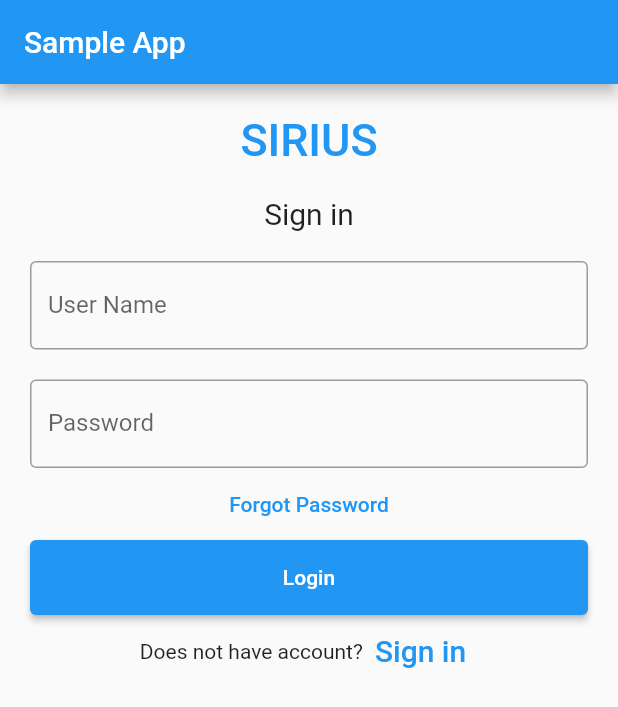
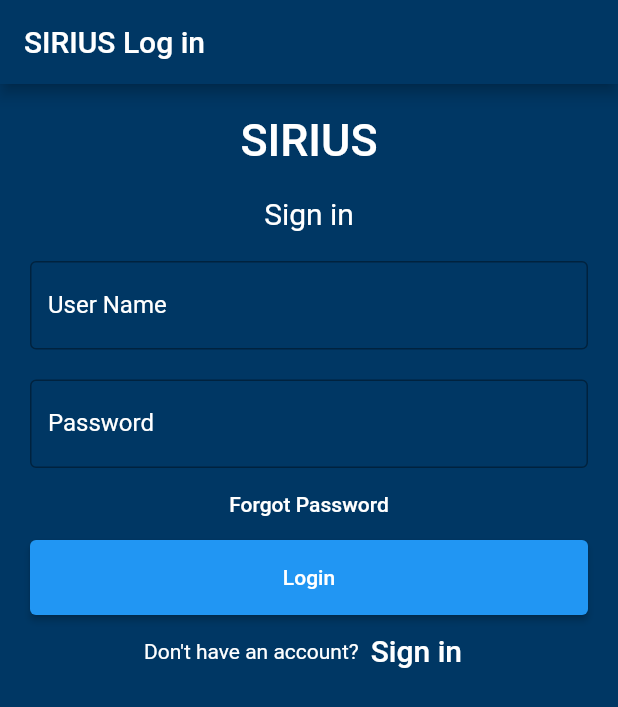
Before and after one commit to dr-programmer/HackTues8---TE-AM-new, a Flutter app: the screen it shows after launch, on a phone screen of 412 x 824 dp. Shown: the top 707 px of the screen. Run offline on Flutter 3.47's test engine with Material 2 defaults, Android fonts, the light colour scheme and no system bars.

Commit message:
Some style changes.

```diff
--- a/sirius/lib/homepage.dart
+++ b/sirius/lib/homepage.dart
@@ -22,9 +22,14 @@ class _myHomePageState extends State<myHomePage> {
         children: <Widget>[
           Scaffold(
             appBar: AppBar(
+              centerTitle: true,
               title: const Text('Home Page'),
               backgroundColor: Color.fromARGB(255, 0, 55, 100),
             ),
+            /*
+            body: FittedBox(
+                fit: BoxFit.fill, child: Image.asset('Images/universe.gif')),
+                */
             backgroundColor: Color.fromARGB(255, 0, 55, 100),
           ),
           Padding(
--- a/sirius/lib/main.dart
+++ b/sirius/lib/main.dart
@@ -7,14 +7,17 @@ void main() => runApp(const MyApp());
 class MyApp extends StatelessWidget {
   const MyApp({Key? key}) : super(key: key);
 
-  static const String _title = 'Sample App';
+  static const String _title = 'SIRIUS Log in';
 
   @override
   Widget build(BuildContext context) {
     return MaterialApp(
       title: _title,
       home: Scaffold(
-        appBar: AppBar(title: const Text(_title)),
+        appBar: AppBar(
+          title: const Text(_title),
+          backgroundColor: Color.fromARGB(255, 0, 55, 100),
+        ),
         body: const MyStatefulWidget(),
       ),
     );
@@ -34,7 +37,9 @@ class _MyStatefulWidgetState extends State<MyStatefulWidget> {
 
   @override
   Widget build(BuildContext context) {
-    return Padding(
+    return Container(
+      color: Color.fromARGB(255, 0, 55, 100),
+      child: Padding(
           padding: const EdgeInsets.all(10),
           child: ListView(
             children: <Widget>[
@@ -44,7 +49,7 @@ class _MyStatefulWidgetState extends State<MyStatefulWidget> {
                   child: const Text(
                     'SIRIUS',
                     style: TextStyle(
-                      color: Colors.blue,
+                        color: Colors.white,
                         fontWeight: FontWeight.w500,
                         fontSize: 30),
                   )),
@@ -53,26 +58,33 @@ class _MyStatefulWidgetState extends State<MyStatefulWidget> {
                   padding: const EdgeInsets.all(10),
                   child: const Text(
                     'Sign in',
-                  style: TextStyle(fontSize: 20),
+                    style: TextStyle(fontSize: 20, color: Colors.white),
                   )),
               Container(
                 padding: const EdgeInsets.all(10),
                 child: TextField(
+                  cursorColor: Colors.white,
                   controller: nameController,
                   decoration: const InputDecoration(
                     border: OutlineInputBorder(),
-                  labelText: 'User Name',
+                    label: Text(
+                      'User Name',
+                      style: TextStyle(color: Colors.white),
+                    ),
+                    fillColor: Colors.white,
                   ),
                 ),
               ),
               Container(
                 padding: const EdgeInsets.fromLTRB(10, 10, 10, 0),
                 child: TextField(
+                  cursorColor: Colors.white,
                   obscureText: true,
                   controller: passwordController,
                   decoration: const InputDecoration(
                     border: OutlineInputBorder(),
-                  labelText: 'Password',
+                    label:
+                        Text('Password', style: TextStyle(color: Colors.white)),
                   ),
                 ),
               ),
@@ -80,14 +92,16 @@ class _MyStatefulWidgetState extends State<MyStatefulWidget> {
                 onPressed: () {
                   //forgot password screen
                 },
-              child: const Text(
-                'Forgot Password',
-              ),
+                child: const Text('Forgot Password',
+                    style: TextStyle(color: Colors.white)),
               ),
               Container(
                   height: 50,
                   padding: const EdgeInsets.fromLTRB(10, 0, 10, 0),
                   child: ElevatedButton(
+                    style: ElevatedButton.styleFrom(
+                      primary: Colors.blue,
+                    ),
                     child: const Text('Login'),
                     onPressed: () {
                       Navigator.push(
@@ -100,11 +114,14 @@ class _MyStatefulWidgetState extends State<MyStatefulWidget> {
                   )),
               Row(
                 children: <Widget>[
-                const Text('Does not have account?'),
+                  const Text(
+                    "Don't have an account?",
+                    style: TextStyle(color: Colors.white),
+                  ),
                   TextButton(
                     child: const Text(
                       'Sign in',
-                    style: TextStyle(fontSize: 20),
+                      style: TextStyle(fontSize: 20, color: Colors.white),
                     ),
                     onPressed: () {
                       //signup screen
@@ -114,6 +131,7 @@ class _MyStatefulWidgetState extends State<MyStatefulWidget> {
                 mainAxisAlignment: MainAxisAlignment.center,
               ),
             ],
-        ));
+          )),
+    );
   }
 }
--- a/sirius/pubspec.yaml
+++ b/sirius/pubspec.yaml
@@ -59,6 +59,8 @@ flutter:
   assets:
     - Images/GALAXYPHOTO.jpg
     - Images/SIRIUS.jpg
+    - Images/universe.gif
+    - Images/SIRIUSinBlog.jpg
 
   # To add assets to your application, add an assets section, like this:
   # assets:
```
Also changed, not shown: sirius/lib/BlogPage.dart (+27 -4 lines), sirius/lib/profile.dart (+13 -10 lines), sirius/Images/SIRIUS.jpg, sirius/Images/SIRIUSinBlog.jpg (added), 1 other file. Lines whose indentation alone changed are shown as unchanged.
